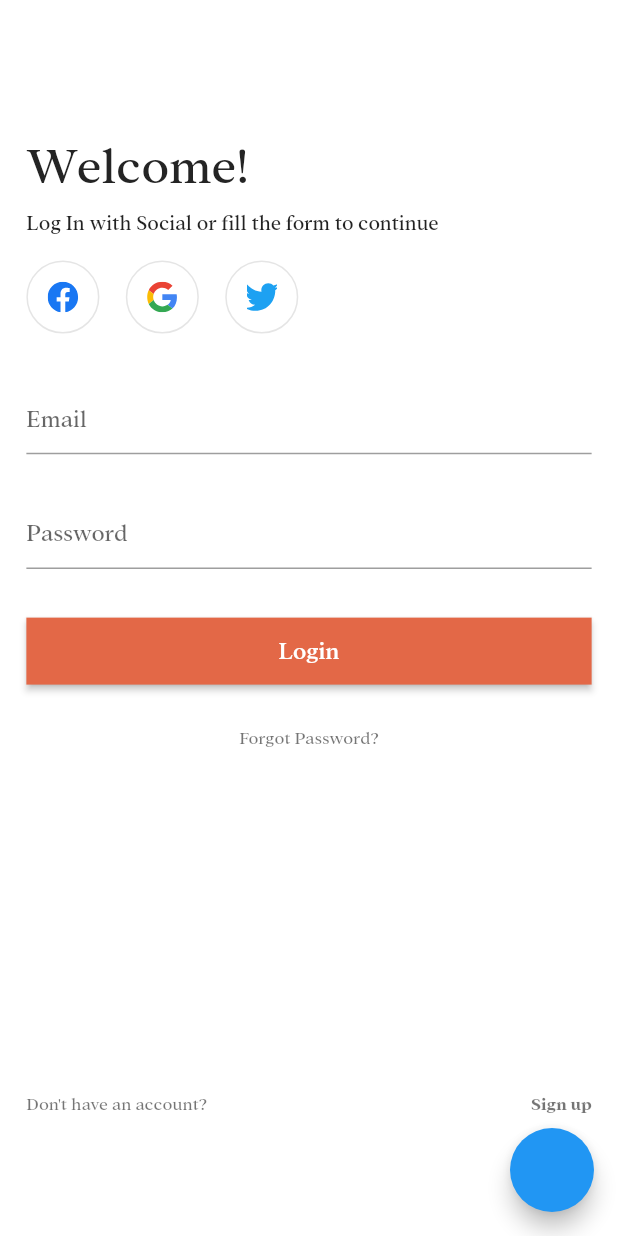
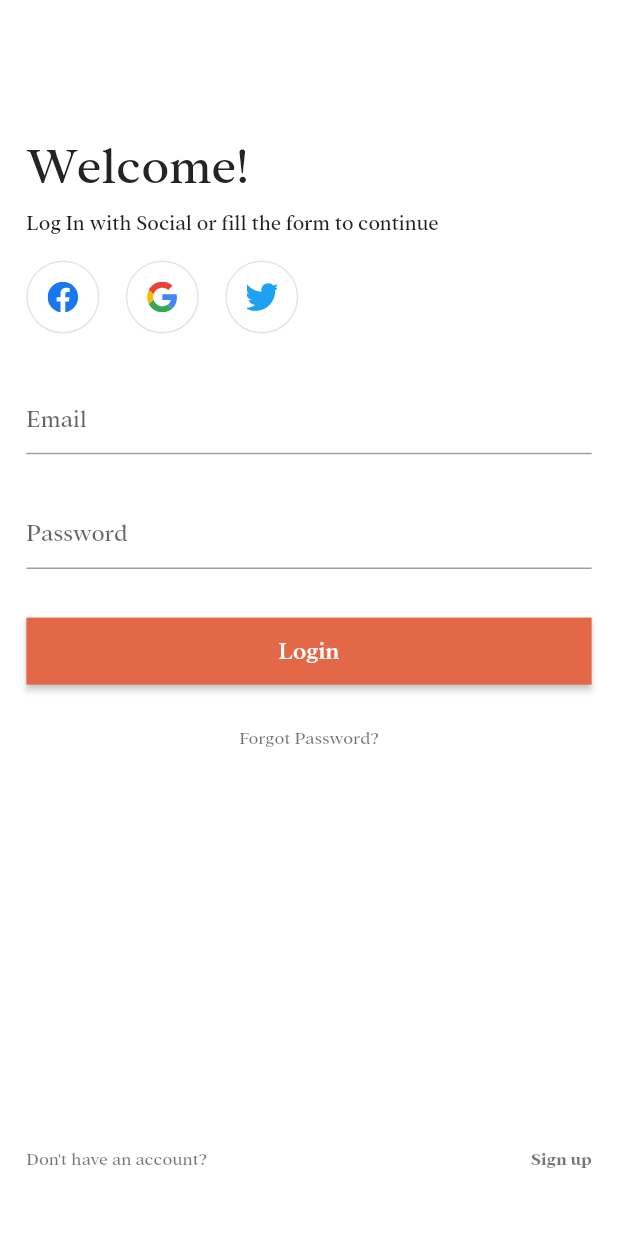
Before and after one commit to tuantm2703/demo_multi_theme, a Flutter app: the screen it shows after launch, on a phone screen of 412 x 824 dp. Run offline on Flutter 3.47's test engine with Material 2 defaults, Android fonts, the phone set to English and light mode, and no system bars; our stand-ins replace flutter_screenutil, flutter_svg.

```diff
--- a/lib/component/app_base_button.dart
+++ b/lib/component/app_base_button.dart
@@ -3,12 +3,60 @@ import 'package:demo_multitheme/config/app_dimens.dart';
 import 'package:demo_multitheme/utils/app_util.dart';
 import 'package:flutter/material.dart';
 
-class AppBaseButton extends StatelessWidget {
+// class AppBaseButton extends StatelessWidget {
+//   final ButtonStatus status;
+//   final Function()? onPressed;
+//   final String buttonTitle;
+//
+//   const AppBaseButton({Key? key, required this.onPressed, required this.buttonTitle, required this.status})
+//       : super(key: key);
+//
+//   @override
+//   Widget build(BuildContext context) {
+//     return SizedBox(
+//       width: AppDimens.sw,
+//       height: AppDimens.space44,
+//       child: ElevatedButton(
+//         style: ButtonStyle(
+//             backgroundColor: MaterialStateProperty.all<Color>(
+//                 status == ButtonStatus.initial ? AppColor.grayNavy300 : AppColor.orangeE36847),
+//             shape: MaterialStateProperty.all<RoundedRectangleBorder>(const RoundedRectangleBorder(
+//               borderRadius: BorderRadius.zero,
+//             ))),
+//         onPressed: (status == ButtonStatus.initial)
+//             ? null
+//             : () {
+//                 hideKeyboard();
+//                 if (!isNullEmpty(onPressed)) {
+//                   onPressed!();
+//                 }
+//               },
+//         child: Center(
+//           child: FittedBox(
+//             fit: BoxFit.cover,
+//             child: Text(
+//               buttonTitle,
+//               style: TextStyle(fontSize: AppDimens.space16, color: AppColor.white),
+//             ),
+//           ),
+//         ),
+//       ),
+//     );
+//   }
+// }
+
+class AppBaseButton extends StatefulWidget {
+  final ButtonStatus status;
   final Function()? onPressed;
   final String buttonTitle;
 
-  const AppBaseButton({Key? key, required this.onPressed, required this.buttonTitle}) : super(key: key);
+  const AppBaseButton({Key? key, required this.status, this.onPressed, required this.buttonTitle}) : super(key: key);
 
+  @override
+  State<AppBaseButton> createState() => _AppBaseButtonState();
+}
+
+class _AppBaseButtonState extends State<AppBaseButton> {
   @override
   Widget build(BuildContext context) {
     return SizedBox(
@@ -16,27 +64,25 @@ class AppBaseButton extends StatelessWidget {
       height: AppDimens.space44,
       child: ElevatedButton(
         style: ButtonStyle(
-          backgroundColor: MaterialStateProperty.all<Color>(AppColor.orangeE36847),
-          shape: MaterialStateProperty.all<RoundedRectangleBorder>(
-              const RoundedRectangleBorder(
-                  borderRadius: BorderRadius.zero,
-              )
-          )
-        ),
-        onPressed: () {
-          hideKeyboard();
-          if (!isNullEmpty(onPressed)) {
-            onPressed!();
-          }
-        },
+            backgroundColor: MaterialStateProperty.all<Color>(
+                widget.status == ButtonStatus.initial ? AppColor.grayNavy300 : AppColor.orangeE36847),
+            shape: MaterialStateProperty.all<RoundedRectangleBorder>(const RoundedRectangleBorder(
+              borderRadius: BorderRadius.zero,
+            ))),
+        onPressed: (widget.status == ButtonStatus.initial)
+            ? null
+            : () {
+                hideKeyboard();
+                if (!isNullEmpty(widget.onPressed)) {
+                  widget.onPressed!();
+                }
+              },
         child: Center(
           child: FittedBox(
             fit: BoxFit.cover,
             child: Text(
-              buttonTitle,
-              style: TextStyle(
-                  fontSize: AppDimens.space16,
-                  color: AppColor.white),
+              widget.buttonTitle,
+              style: TextStyle(fontSize: AppDimens.space16, color: AppColor.white),
             ),
           ),
         ),
--- a/lib/component/app_image_widget.dart
+++ b/lib/component/app_image_widget.dart
@@ -1,16 +1,31 @@
+import 'package:demo_multitheme/config/app_color.dart';
 import 'package:flutter/material.dart';
 import 'package:flutter_svg/svg.dart';
 
 class AppImageWidget extends StatelessWidget {
   final String path;
   final double? height, width;
+  final Color? svgIconColor;
+  final bool? filterOpacity;
 
-  const AppImageWidget({Key? key, required this.path, this.width, this.height}) : super(key: key);
+  const AppImageWidget(
+      {Key? key, required this.path, this.width, this.height, this.svgIconColor, this.filterOpacity = false})
+      : super(key: key);
 
   @override
   Widget build(BuildContext context) {
     if (path.contains('.png')) {
-      return SizedBox(
+      return filterOpacity == true
+          ? Container(
+              height: height,
+              width: width,
+              decoration: BoxDecoration(
+                  image: DecorationImage(
+                image: AssetImage(path),
+                fit: BoxFit.cover,
+                colorFilter: ColorFilter.mode(AppColor.gray001200.withOpacity(0.4), BlendMode.dstATop),
+              )))
+          : SizedBox(
               height: height,
               width: width,
               child: Image.asset(
@@ -25,6 +40,7 @@ class AppImageWidget extends StatelessWidget {
         child: SvgPicture.asset(
           path,
           fit: BoxFit.cover,
+          color: svgIconColor,
         ),
       );
     } else {
--- a/lib/component/app_scaffold.dart
+++ b/lib/component/app_scaffold.dart
@@ -4,8 +4,10 @@ class AppScaffold extends StatelessWidget {
   final Widget? body;
   final bool? resizeToAvoidBottomInset;
   final FloatingActionButton? floatingActionButton;
+  final Widget? bottomNavigationBar;
 
-  const AppScaffold({Key? key, this.body, this.floatingActionButton, this.resizeToAvoidBottomInset = false})
+  const AppScaffold(
+      {Key? key, this.body, this.floatingActionButton, this.resizeToAvoidBottomInset = false, this.bottomNavigationBar})
       : super(key: key);
 
   @override
@@ -13,6 +15,7 @@ class AppScaffold extends StatelessWidget {
     return Scaffold(
       resizeToAvoidBottomInset: resizeToAvoidBottomInset,
       body: body,
+      bottomNavigationBar: bottomNavigationBar,
       floatingActionButton: floatingActionButton,
     );
   }
--- a/lib/config/app_asset_path.dart
+++ b/lib/config/app_asset_path.dart
@@ -1,13 +1,18 @@
-class AppAssetsPath{
+class AppAssetsPath {
   static const String imagesPath = 'assets/images/';
   static const String iconsPath = 'assets/icons/';
 
   //Image
-  static const String splash = imagesPath+'img_splash.png';
+  static const String splash = imagesPath + 'img_splash.png';
+  static const String home1 = imagesPath + 'img_home_1.png';
 
   //Icons
-  static const String icFb = iconsPath+'ic_facebook.svg';
-  static const String icGoogle = iconsPath+'ic_google.svg';
-  static const String icTwitter = iconsPath+'ic_twitter.svg';
-
+  static const String icFb = iconsPath + 'ic_facebook.svg';
+  static const String icGoogle = iconsPath + 'ic_google.svg';
+  static const String icTwitter = iconsPath + 'ic_twitter.svg';
+  static const String icHome = iconsPath + 'ic_home.svg';
+  static const String icList = iconsPath + 'ic_list.svg';
+  static const String icPayment = iconsPath + 'ic_payment.svg';
+  static const String icBell = iconsPath + 'ic_bell.svg';
+  static const String icProfile = iconsPath + 'ic_profile.svg';
 }
--- a/lib/config/app_color.dart
+++ b/lib/config/app_color.dart
@@ -5,11 +5,15 @@ class AppColor{
   static const Color black = Color(0xFF000000);
   static const Color black1B1B1B = Color(0xFF1B1B1B);
   static const Color dark100 = Color(0xFF242424);
-  static const Color darkModePrimary = Color(0xFFF7F7F7);
   static const Color dark200 = Color(0xFF2E3033);
   static const Color orangeE36847 = Color(0xFFE36847);
 
   //Primary
   //Grayscale
   static Color gray63 = const Color(0xFF12121d).withOpacity(0.6);
+  static const Color grayNavy300 = Color(0xFF90A4AE);
+  static const Color tertiary = Color(0xFF91959C);
+  static const Color darkNavy900 = Color(0xFF263238);
+  static const Color darkModePrimary = Color(0xFFF7F7F7);
+  static const Color gray001200 = Color(0xFF001200);
 }
--- a/lib/config/app_dimens.dart
+++ b/lib/config/app_dimens.dart
@@ -16,8 +16,11 @@ class AppDimens{
 
   //Width
   static final double width16 = 16.w;
+  static final double width34 = 34.w;
 
   //Height
+  static final double height18 = 18.h;
+  static final double height21 = 21.h;
   static final double height44 = 44.h;
   static final double height80 = 80.h;
 
--- a/lib/config/app_route.dart
+++ b/lib/config/app_route.dart
@@ -1,13 +1,19 @@
 import 'package:demo_multitheme/screen/authentication/login_screen.dart';
+import 'package:demo_multitheme/screen/dashboard/dashboard_screen.dart';
+import 'package:demo_multitheme/screen/dashboard/home_screen.dart';
 import 'package:demo_multitheme/screen/splash/splash_screen.dart';
 import 'package:flutter/material.dart';
 
 class AppRoute {
   static String splash = '/splash';
   static String login = '/login';
+  static String dashboard = '/dashboard';
+  static String home = '/home';
 
   static Map<String, WidgetBuilder> routesMap = {
     splash: (context) => const SplashScreen(),
     login: (context) => const LoginScreen(),
+    dashboard: (context) => const DashboardScreen(),
+    home: (context) => const HomeScreen(),
   };
 }
--- a/lib/config/app_theme.dart
+++ b/lib/config/app_theme.dart
@@ -9,7 +9,9 @@ class AppTheme with ChangeNotifier{
     textTheme: const TextTheme(
       headline4: TextStyle(color: AppColor.dark100),
     ),
-
+    iconTheme: IconThemeData(
+      color: AppColor.grayNavy300,
+    ),
   );
 
   static ThemeData darkTheme = ThemeData(
@@ -18,6 +20,9 @@ class AppTheme with ChangeNotifier{
     scaffoldBackgroundColor: AppColor.black1B1B1B,
     textTheme: const TextTheme(
       headline4: TextStyle(color: AppColor.darkModePrimary),
+    ),
+    iconTheme: IconThemeData(
+      color: AppColor.tertiary,
     ),
   );
 
--- a/lib/main.dart
+++ b/lib/main.dart
@@ -29,7 +29,6 @@ class _DemoMultiThemeAppState extends State<DemoMultiThemeApp> {
 
   @override
   Widget build(BuildContext context) {
-    SystemChrome.setEnabledSystemUIMode(SystemUiMode.manual,overlays: [SystemUiOverlay.top]);
     return ScreenUtilInit(
       designSize: const Size(375, 812),
       minTextAdapt: true,
--- a/lib/screen/authentication/login_screen.dart
+++ b/lib/screen/authentication/login_screen.dart
@@ -4,13 +4,19 @@ import 'package:demo_multitheme/component/app_scaffold.dart';
 import 'package:demo_multitheme/config/app_asset_path.dart';
 import 'package:demo_multitheme/config/app_color.dart';
 import 'package:demo_multitheme/config/app_dimens.dart';
+import 'package:demo_multitheme/config/app_route.dart';
 import 'package:demo_multitheme/config/app_theme.dart';
-import 'package:demo_multitheme/main.dart';
+import 'package:demo_multitheme/utils/app_util.dart';
 import 'package:flutter/material.dart';
 
-class LoginScreen extends StatelessWidget {
+class LoginScreen extends StatefulWidget {
   const LoginScreen({Key? key}) : super(key: key);
 
+  @override
+  State<LoginScreen> createState() => _LoginScreenState();
+}
+
+class _LoginScreenState extends State<LoginScreen> {
   Widget buildSocialLoginWidget({required String iconPath, required BuildContext context}) {
     return Container(
       height: AppDimens.space48,
@@ -37,19 +43,30 @@ class LoginScreen extends StatelessWidget {
   Widget build(BuildContext context) {
     final TextEditingController emailController = TextEditingController();
     final TextEditingController passController = TextEditingController();
+    ButtonStatus buttonStatus = ButtonStatus.initial;
+
     return AppScaffold(
+      resizeToAvoidBottomInset: true,
       body: Padding(
         padding: EdgeInsets.symmetric(horizontal: AppDimens.width16),
         child: Column(
           children: [
             Expanded(
+              child: SingleChildScrollView(
                 child: Column(
                   crossAxisAlignment: CrossAxisAlignment.start,
                   children: [
                     AppDimens.sizedBoxH90(),
-                  Text('Welcome!', style: Theme.of(context).textTheme.headline4),
+                    Text('Welcome!', style: Theme
+                        .of(context)
+                        .textTheme
+                        .headline4),
                     AppDimens.sizedBoxH8(),
-                  Text('Log In with Social or fill the form to continue', style: Theme.of(context).textTheme.bodyText2),
+                    Text('Log In with Social or fill the form to continue',
+                        style: Theme
+                            .of(context)
+                            .textTheme
+                            .bodyText2),
                     AppDimens.sizedBoxH16(),
                     Row(
                       children: [
@@ -66,47 +83,68 @@ class LoginScreen extends StatelessWidget {
                       decoration: InputDecoration(
                         hintText: 'Email',
                       ),
+                      onChanged: (String? val) {
+
+                      },
                     ),
                     AppDimens.sizedBoxH28(),
                     TextFormField(
                       controller: passController,
+                      obscureText: true,
                       decoration: InputDecoration(
                         hintText: 'Password',
                       ),
+                      onChanged: (String? val) {
+                      },
                     ),
                     AppDimens.sizedBoxH32(),
-                  AppBaseButton(onPressed: () {}, buttonTitle: 'Login'),
+                    AppBaseButton(
+                      onPressed: () {
+                        Navigator.pushNamed(context, AppRoute.dashboard);
+                      },
+                      buttonTitle: 'Login',
+                      status: ButtonStatus.done,
+                    ),
                     AppDimens.sizedBoxH28(),
                     Center(
                       child: Text(
                         'Forgot Password?',
-                      style: Theme.of(context).textTheme.caption,
+                        style: Theme
+                            .of(context)
+                            .textTheme
+                            .caption,
                       ),
                     ),
                   ],
                 ),
               ),
+            ),
             Padding(
-              padding: EdgeInsets.only(bottom: AppDimens.height80 + MediaQuery.of(context).padding.bottom),
+              padding: EdgeInsets.only(bottom: AppDimens.height44 + MediaQuery
+                  .of(context)
+                  .padding
+                  .bottom),
               child: Row(
                 mainAxisAlignment: MainAxisAlignment.spaceBetween,
                 children: [
                   Text(
                     'Don\'t have an account?',
-                    style: Theme.of(context).textTheme.caption,
+                    style: Theme
+                        .of(context)
+                        .textTheme
+                        .caption,
                   ),
-                  Text('Sign up', style: Theme.of(context).textTheme.caption?.copyWith(fontWeight: FontWeight.w600)),
+                  Text('Sign up', style: Theme
+                      .of(context)
+                      .textTheme
+                      .caption
+                      ?.copyWith(fontWeight: FontWeight.w600)),
                 ],
               ),
             ),
           ],
         ),
       ),
-      floatingActionButton: FloatingActionButton(
-        onPressed: () {
-          appTheme.toggleTheme();
-        },
-      ),
     );
   }
 }
--- a/lib/utils/app_util.dart
+++ b/lib/utils/app_util.dart
@@ -5,3 +5,7 @@ hideKeyboard() {
 }
 
 bool isNullEmpty(Object? o) => o == null || "" == o || o == "null";
+
+enum ButtonStatus {
+  initial, loading, done
+}
```
Also changed, not shown: lib/component/app_touchable_widget.dart (added, +25 -0 lines), lib/screen/dashboard/dashboard_screen.dart (added, +79 -0 lines), lib/screen/dashboard/home_screen.dart (added, +21 -0 lines), assets/icons/ic_bell.svg (added), assets/icons/ic_home.svg (added), assets/icons/ic_list.svg (added), assets/icons/ic_payment.svg (added), assets/icons/ic_profile.svg (added), assets/images/img_home_1.png (added). Lines whose indentation alone changed are shown as unchanged.
